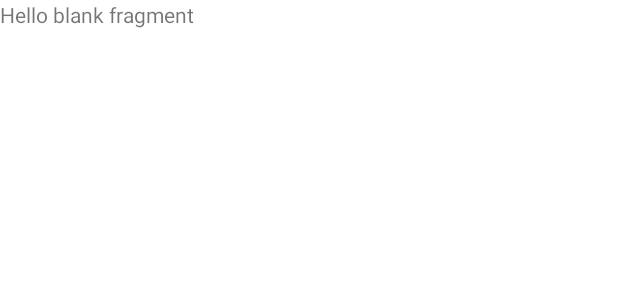
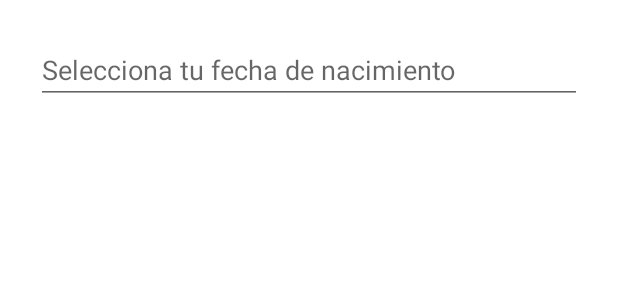
Before and after one commit to i82andel/wabyAPP, an Android app built with Jetpack Compose: the layout fragment_register_user_birthdate.xml on its own in the app's theme, with its tools: preview values and no code run, on a phone screen of 412 x 824 dp. Shown: the top 300 px of the screen. Run offline under Robolectric (Android 15) with nearby library versions, the phone set to English and light mode, and no system bars.

Commit message:
mas del register

```diff
--- a/app/src/main/java/com/racoon/waby/ui/auth/login/view/LoginFragment.kt
+++ b/app/src/main/java/com/racoon/waby/ui/auth/login/LoginFragment.kt
@@ -1,4 +1,4 @@
-package com.racoon.waby.ui.auth.login.view
+package com.racoon.waby.ui.auth.login
 
 import android.os.Bundle
 import androidx.fragment.app.Fragment
@@ -12,8 +12,6 @@ import com.racoon.waby.R
 import com.racoon.waby.data.repository.UserRepositoryImp
 import com.racoon.waby.databinding.FragmentLoginBinding
 import com.racoon.waby.domain.usecases.authuser.AuthUserUseCaseImpl
-import com.racoon.waby.ui.auth.login.viewmodel.LoginVMFactory
-import com.racoon.waby.ui.auth.login.viewmodel.LoginViewModel
 
 class LoginFragment : Fragment() {
 
--- a/app/src/main/java/com/racoon/waby/ui/auth/login/viewmodel/LoginVMFactory.kt
+++ b/app/src/main/java/com/racoon/waby/ui/auth/login/LoginVMFactory.kt
@@ -1,4 +1,4 @@
-package com.racoon.waby.ui.auth.login.viewmodel
+package com.racoon.waby.ui.auth.login
 
 import androidx.lifecycle.ViewModel
 import androidx.lifecycle.ViewModelProvider
--- a/app/src/main/java/com/racoon/waby/ui/auth/login/viewmodel/LoginViewModel.kt
+++ b/app/src/main/java/com/racoon/waby/ui/auth/login/LoginViewModel.kt
@@ -1,4 +1,4 @@
-package com.racoon.waby.ui.auth.login.viewmodel
+package com.racoon.waby.ui.auth.login
 
 import android.content.Context
 import android.view.View
--- a/app/src/main/java/com/racoon/waby/ui/auth/registerdata/name/RegisterUserFragment.kt
+++ b/app/src/main/java/com/racoon/waby/ui/auth/registerdata/name/RegisterUserFragment.kt
@@ -26,10 +26,6 @@ class RegisterUserFragment : Fragment() {
     // This property is only valid between onCreateView and
     // onDestroyView.
     private val binding get() = _binding!!
-    override fun onCreate(savedInstanceState: Bundle?) {
-        super.onCreate(savedInstanceState)
-
-    }
 
     override fun onCreateView(
         inflater: LayoutInflater, container: ViewGroup?,
--- a/app/src/main/res/layout/fragment_login.xml
+++ b/app/src/main/res/layout/fragment_login.xml
@@ -3,7 +3,7 @@
     xmlns:tools="http://schemas.android.com/tools"
     android:layout_width="match_parent"
     android:layout_height="match_parent"
-    tools:context=".ui.auth.login.view.LoginFragment">
+    tools:context=".ui.auth.login.LoginFragment">
 
     <!-- TODO: Update blank fragment layout -->
 
--- a/app/src/main/res/layout/fragment_register_user_birthdate.xml
+++ b/app/src/main/res/layout/fragment_register_user_birthdate.xml
@@ -1,14 +1,18 @@
 <?xml version="1.0" encoding="utf-8"?>
-<FrameLayout xmlns:android="http://schemas.android.com/apk/res/android"
+<LinearLayout xmlns:android="http://schemas.android.com/apk/res/android"
     xmlns:tools="http://schemas.android.com/tools"
     android:layout_width="match_parent"
     android:layout_height="match_parent"
+    android:orientation="vertical"
     tools:context=".ui.auth.registerdata.birthdate.RegisterUserBirthdateFragment">
 
-    <!-- TODO: Update blank fragment layout -->
-    <TextView
+    <EditText
+        android:id="@+id/etDate"
         android:layout_width="match_parent"
-        android:layout_height="match_parent"
-        android:text="@string/hello_blank_fragment" />
+        android:layout_height="wrap_content"
+        android:layout_margin="24dp"
+        android:hint="Selecciona tu fecha de nacimiento"
+        android:clickable="false"
+        android:focusable="false"/>
 
-</FrameLayout>
+    </LinearLayout>
--- a/app/src/main/res/navigation/auth_nav.xml
+++ b/app/src/main/res/navigation/auth_nav.xml
@@ -31,7 +31,7 @@
     </fragment>
     <fragment
         android:id="@+id/loginFragment"
-        android:name="com.racoon.waby.ui.auth.login.view.LoginFragment"
+        android:name="com.racoon.waby.ui.auth.login.LoginFragment"
         android:label="fragment_login"
         tools:layout="@layout/fragment_login" >
         <action
--- a/app/src/main/res/values/strings.xml
+++ b/app/src/main/res/values/strings.xml
@@ -59,5 +59,7 @@
     <string name="title_home">Home</string>
     <string name="title_dashboard">Dashboard</string>
     <string name="title_notifications">Notifications</string>
+    <string name="register_gender_error">Debe seleccionar un genero</string>
+    <string name="register_bithdate_error">Debe introducir su fecha de nacimiento</string>
 
 </resources>
```
Also changed, not shown: app/src/main/java/com/racoon/waby/ui/auth/registerdata/birthdate/DatePickerFragment.kt (added, +26 -0 lines), app/src/main/java/com/racoon/waby/ui/auth/registerdata/birthdate/RegisterUserBirthdateFragment.kt (+74 -1 lines), app/src/main/java/com/racoon/waby/ui/auth/registerdata/gender/RegisterUserGenderFragment.kt (+43 -0 lines), app/src/main/java/com/racoon/waby/ui/auth/signup/SignUpFragment.kt (+5 -2 lines), app/src/main/res/layout/fragment_register_user_gender.xml (+9 -0 lines).
